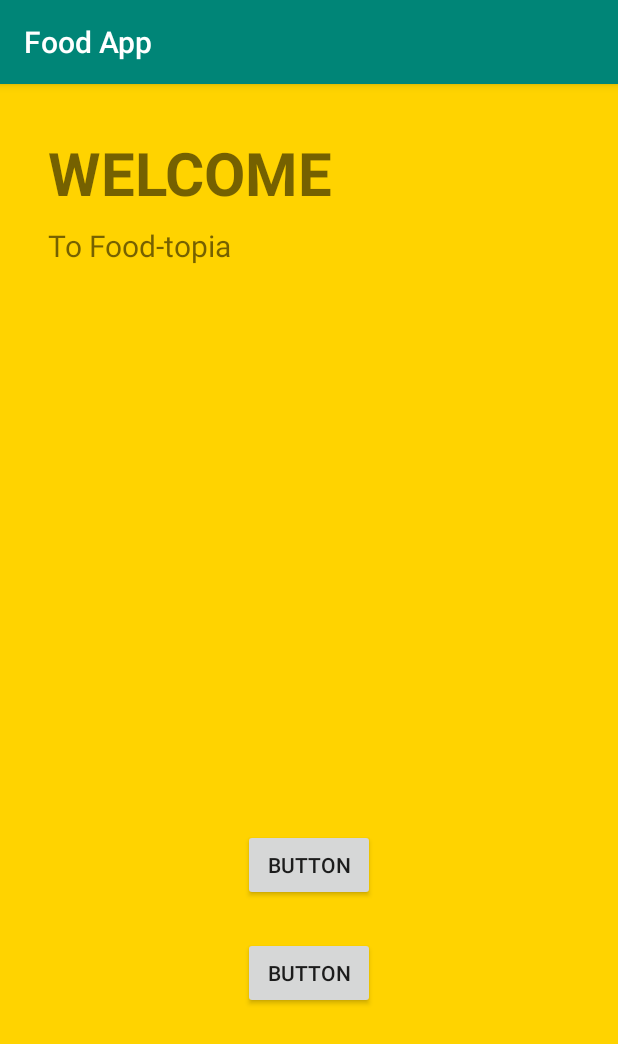
After one commit to patricklouisw/UofTHack_Food_App, an Android app: the SignIn screen opened directly, with no data from a screen before it, on a phone screen of 412 x 824 dp. The commit adds this screen. Shown: the top 1044 px of the screen. Run offline under Robolectric (Android 15) with nearby library versions, the phone set to English and light mode, and no system bars.

Commit message:
Changing the UI

```diff
--- a/app/src/main/AndroidManifest.xml
+++ b/app/src/main/AndroidManifest.xml
@@ -1,6 +1,8 @@
 <?xml version="1.0" encoding="utf-8"?>
 <manifest xmlns:android="http://schemas.android.com/apk/res/android"
     package="com.example.foodapp">
+
+    <uses-permission android:name="android-permission.INTERNET"/>
 
     <application
         android:allowBackup="true"
@@ -9,7 +11,8 @@
         android:roundIcon="@mipmap/ic_launcher_round"
         android:supportsRtl="true"
         android:theme="@style/AppTheme">
-        <activity android:name=".SignUp"></activity>
+        <activity android:name=".SignIn"></activity>
+        <activity android:name=".SignUp" />
         <activity
             android:name=".MainActivity"
             android:label="@string/app_name"
--- /dev/null
+++ b/app/src/main/java/com/example/foodapp/SignIn.java
@@ -0,0 +1,14 @@
+package com.example.foodapp;
+
+import androidx.appcompat.app.AppCompatActivity;
+
+import android.os.Bundle;
+
+public class SignIn extends AppCompatActivity {
+
+    @Override
+    protected void onCreate(Bundle savedInstanceState) {
+        super.onCreate(savedInstanceState);
+        setContentView(R.layout.activity_sign_in);
+    }
+}
--- /dev/null
+++ b/app/src/main/res/layout/activity_sign_in.xml
@@ -0,0 +1,53 @@
+<?xml version="1.0" encoding="utf-8"?>
+<androidx.constraintlayout.widget.ConstraintLayout xmlns:android="http://schemas.android.com/apk/res/android"
+    xmlns:app="http://schemas.android.com/apk/res-auto"
+    xmlns:tools="http://schemas.android.com/tools"
+    android:layout_width="match_parent"
+    android:layout_height="match_parent"
+    tools:context=".SignIn"
+    android:background="@color/signInBg">
+
+    <Button
+        android:id="@+id/button2"
+        android:layout_width="wrap_content"
+        android:layout_height="wrap_content"
+        android:text="Button"
+        app:layout_constraintBottom_toBottomOf="parent"
+        app:layout_constraintEnd_toEndOf="parent"
+        app:layout_constraintStart_toStartOf="parent"
+        app:layout_constraintTop_toTopOf="parent"
+        app:layout_constraintVertical_bias="0.69" />
+
+    <Button
+        android:id="@+id/button3"
+        android:layout_width="wrap_content"
+        android:layout_height="wrap_content"
+        android:layout_marginTop="24dp"
+        android:text="Button"
+        app:layout_constraintEnd_toEndOf="parent"
+        app:layout_constraintStart_toStartOf="parent"
+        app:layout_constraintTop_toBottomOf="@+id/button2" />
+
+    <TextView
+        android:id="@+id/welcome"
+        android:layout_width="wrap_content"
+        android:layout_height="wrap_content"
+        android:layout_marginStart="32dp"
+        android:layout_marginTop="32dp"
+        android:text="WELCOME"
+        android:textSize="40sp"
+        android:textStyle="bold"
+        app:layout_constraintStart_toStartOf="parent"
+        app:layout_constraintTop_toTopOf="parent" />
+
+    <TextView
+        android:id="@+id/textView3"
+        android:layout_width="wrap_content"
+        android:layout_height="wrap_content"
+        android:layout_marginStart="32dp"
+        android:layout_marginTop="8dp"
+        android:text="To Food-topia"
+        android:textSize="20sp"
+        app:layout_constraintStart_toStartOf="parent"
+        app:layout_constraintTop_toBottomOf="@+id/welcome" />
+</androidx.constraintlayout.widget.ConstraintLayout>
--- a/app/src/main/res/values/colors.xml
+++ b/app/src/main/res/values/colors.xml
@@ -3,4 +3,6 @@
     <color name="colorPrimary">#008577</color>
     <color name="colorPrimaryDark">#00574B</color>
     <color name="colorAccent">#D81B60</color>
+
+    <color name="signInBg">#FFD300</color>
 </resources>
--- a/build.gradle
+++ b/build.gradle
@@ -7,7 +7,7 @@ buildscript {
 
     }
     dependencies {
-        classpath 'com.android.tools.build:gradle:3.5.2'
+        classpath 'com.android.tools.build:gradle:3.5.3'
 
         // NOTE: Do not place your application dependencies here; they belong
         // in the individual module build.gradle files
```
